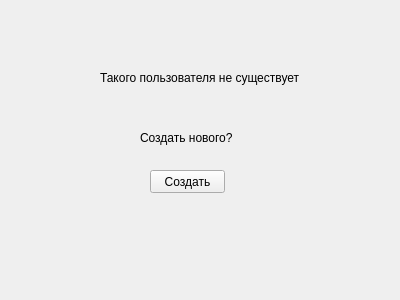
Vadcrut/morskoi_boi, file UI/ANew_user.ui: the form before one commit.
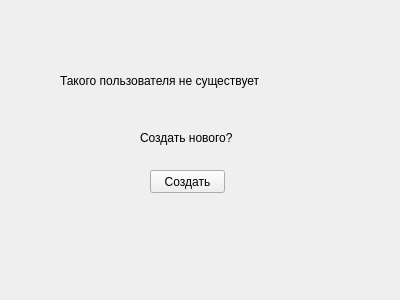
The form after the commit.

```diff
--- a/UI/ANew_user.ui
+++ b/UI/ANew_user.ui
@@ -16,10 +16,10 @@
   <widget class="QLabel" name="label">
    <property name="geometry">
     <rect>
-     <x>100</x>
+     <x>60</x>
      <y>70</y>
-     <width>201</width>
-     <height>16</height>
+     <width>281</width>
+     <height>21</height>
     </rect>
    </property>
    <property name="text">
@@ -31,7 +31,7 @@
     <rect>
      <x>140</x>
      <y>130</y>
-     <width>101</width>
+     <width>151</width>
      <height>16</height>
     </rect>
    </property>
```
